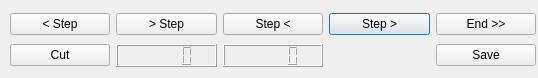
First picture: the form in OceanGUI/CutDesk_Dialog.ui, repository uglasmeyer/ocean, before the edit.
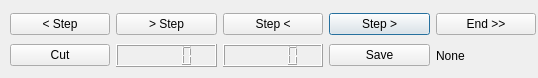
Second picture: the form after the edit.

```diff
--- a/OceanGUI/CutDesk_Dialog.ui
+++ b/OceanGUI/CutDesk_Dialog.ui
@@ -65,19 +65,26 @@
       </property>
      </widget>
     </item>
-    <item row="1" column="5">
-     <widget class="QPushButton" name="pB_Save">
-      <property name="text">
-       <string>Save</string>
-      </property>
-     </widget>
-    </item>
     <item row="1" column="2">
      <widget class="QLCDNumber" name="lcdNumber"/>
     </item>
     <item row="1" column="3">
      <widget class="QLCDNumber" name="lcdNumber_2"/>
     </item>
+    <item row="1" column="4">
+     <widget class="QPushButton" name="pB_Save">
+      <property name="text">
+       <string>Save</string>
+      </property>
+     </widget>
+    </item>
+    <item row="1" column="5">
+     <widget class="QLabel" name="lbl_wav_file">
+      <property name="text">
+       <string>None</string>
+      </property>
+     </widget>
+    </item>
    </layout>
   </widget>
  </widget>
```
